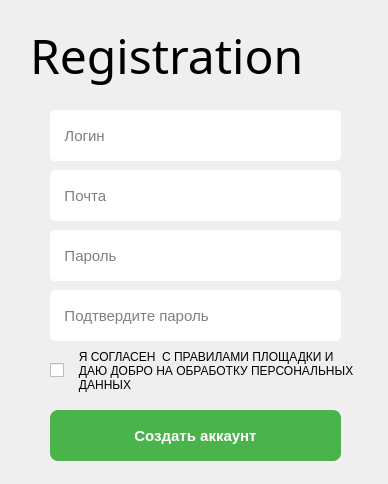
Before: the Qt Designer form source/menu/registerwindow.ui in gotovkk/QtMarket, drawn with Qt 5.
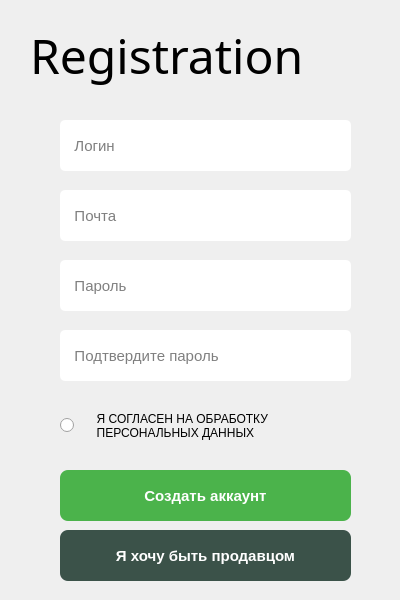
After: the same form once the commit is applied.

Patch:
```diff
--- a/source/menu/registerwindow.ui
+++ b/source/menu/registerwindow.ui
@@ -6,8 +6,8 @@
    <rect>
     <x>0</x>
     <y>0</y>
-    <width>388</width>
-    <height>484</height>
+    <width>400</width>
+    <height>600</height>
    </rect>
   </property>
   <property name="windowTitle">
@@ -16,8 +16,8 @@
   <widget class="QPushButton" name="registerButton">
    <property name="geometry">
     <rect>
-     <x>50</x>
-     <y>410</y>
+     <x>60</x>
+     <y>470</y>
      <width>291</width>
      <height>51</height>
     </rect>
@@ -53,8 +53,8 @@
   <widget class="QLineEdit" name="lineEditLogin">
    <property name="geometry">
     <rect>
-     <x>50</x>
-     <y>110</y>
+     <x>60</x>
+     <y>120</y>
      <width>291</width>
      <height>51</height>
     </rect>
@@ -89,8 +89,8 @@
   <widget class="QLineEdit" name="lineEditPassword">
    <property name="geometry">
     <rect>
-     <x>50</x>
-     <y>230</y>
+     <x>60</x>
+     <y>260</y>
      <width>291</width>
      <height>51</height>
     </rect>
@@ -128,8 +128,8 @@
   <widget class="QLineEdit" name="lineEditPassword_2">
    <property name="geometry">
     <rect>
-     <x>50</x>
-     <y>290</y>
+     <x>60</x>
+     <y>330</y>
      <width>291</width>
      <height>51</height>
     </rect>
@@ -167,8 +167,8 @@
   <widget class="QLineEdit" name="lineEditPassword_3">
    <property name="geometry">
     <rect>
-     <x>50</x>
-     <y>170</y>
+     <x>60</x>
+     <y>190</y>
      <width>291</width>
      <height>51</height>
     </rect>
@@ -224,19 +224,51 @@
     <string>Registration</string>
    </property>
   </widget>
-  <widget class="QCheckBox" name="checkBox">
+  <widget class="QRadioButton" name="radioButton_2">
    <property name="geometry">
     <rect>
-     <x>50</x>
-     <y>340</y>
-     <width>341</width>
-     <height>61</height>
+     <x>60</x>
+     <y>400</y>
+     <width>311</width>
+     <height>51</height>
     </rect>
    </property>
    <property name="text">
-    <string>   Я СОГЛАСЕН  С ПРАВИЛАМИ ПЛОЩАДКИ И 
-   ДАЮ ДОБРО НА ОБРАБОТКУ ПЕРСОНАЛЬНЫХ 
-   ДАННЫХ</string>
+    <string>     Я СОГЛАСЕН НА ОБРАБОТКУ
+     ПЕРСОНАЛЬНЫХ ДАННЫХ</string>
+   </property>
+  </widget>
+  <widget class="QPushButton" name="sellerRegButton">
+   <property name="geometry">
+    <rect>
+     <x>60</x>
+     <y>530</y>
+     <width>291</width>
+     <height>51</height>
+    </rect>
+   </property>
+   <property name="font">
+    <font>
+     <pointsize>11</pointsize>
+     <bold>true</bold>
+    </font>
+   </property>
+   <property name="styleSheet">
+    <string notr="true">    QPushButton {
+        background-color: #3b5249;
+        color: white;
+        border-radius: 8px;
+        padding: 10px 20px;
+    }
+    QPushButton:hover {
+        background-color: #5fd35f;
+    }
+    QPushButton:pressed {
+        background-color: #3fa53f;
+    }</string>
+   </property>
+   <property name="text">
+    <string>Я хочу быть продавцом</string>
    </property>
   </widget>
  </widget>
```
Left out of the diff: 2 changed lines with no effect on the pictures.
